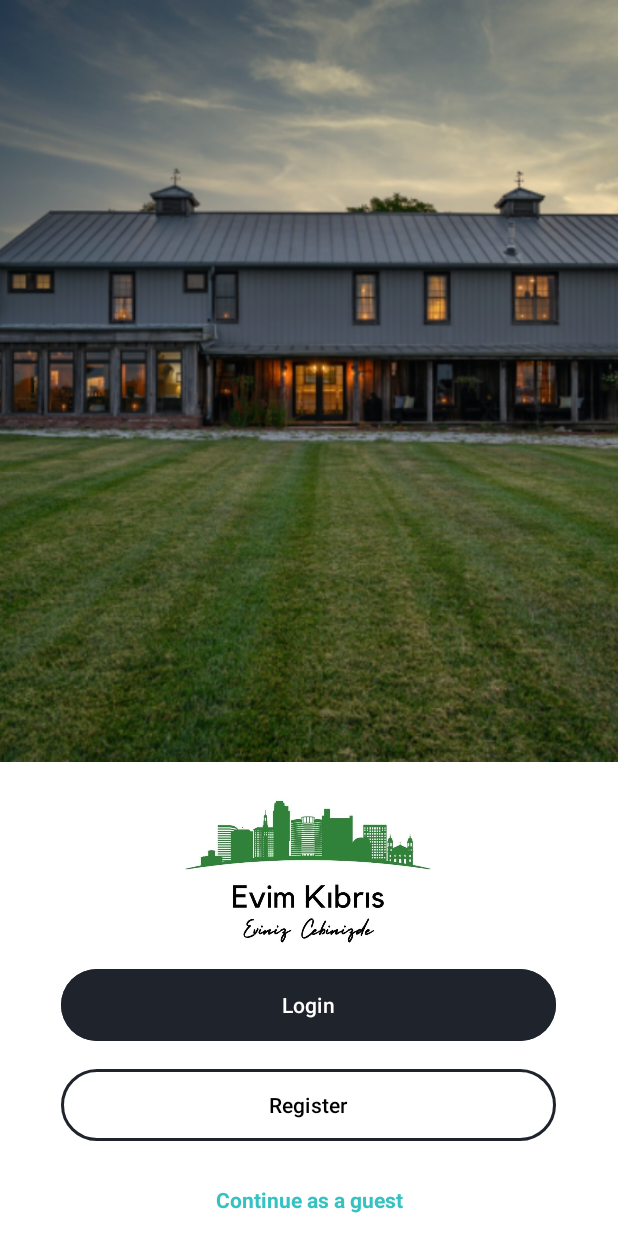
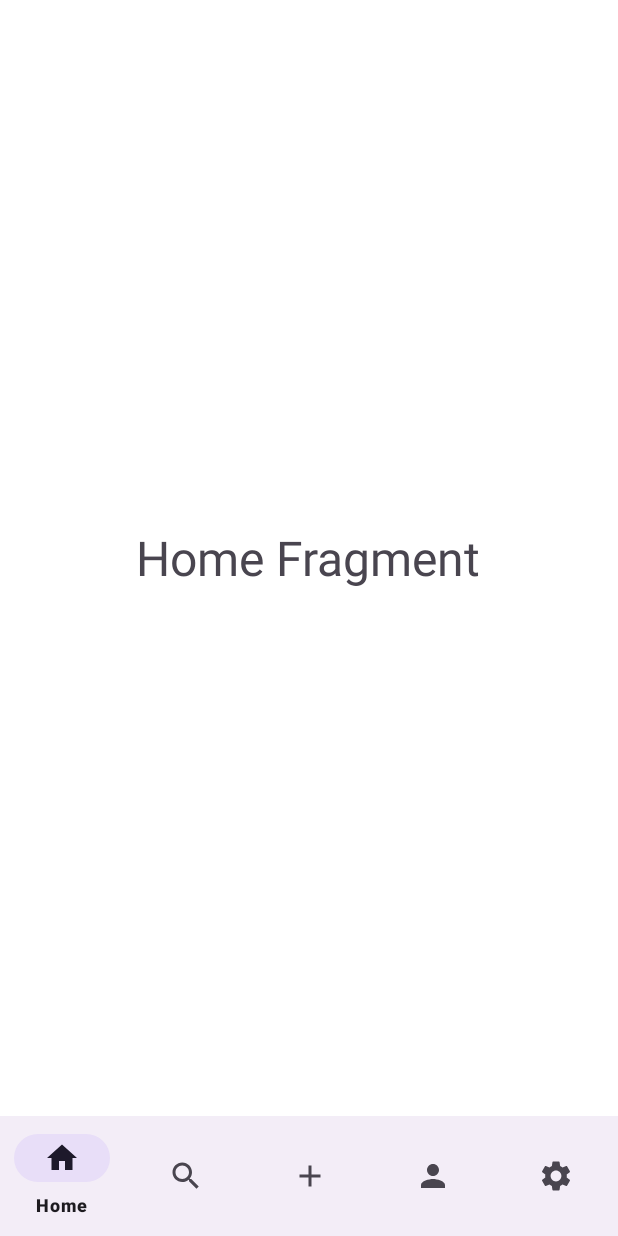
Before and after one commit to yusuf3337/MyApplication2, an Android app: the LoginPage screen opened directly, with no data from a screen before it, after a tap on an icon or button, on a phone screen of 412 x 824 dp. Run offline under Robolectric (Android 15) with nearby library versions, the phone set to English and light mode, and no system bars.

```diff
--- a/app/build.gradle.kts
+++ b/app/build.gradle.kts
@@ -53,6 +53,7 @@ dependencies {
     implementation("androidx.constraintlayout:constraintlayout:2.1.4")
     implementation("pl.droidsonroids.gif:android-gif-drawable:1.2.27")
     implementation("com.google.android.material:material:1.0.0-beta01")
+    implementation("androidx.viewpager2:viewpager2:1.0.0")
     testImplementation("junit:junit:4.13.2")
     androidTestImplementation("androidx.test.ext:junit:1.1.5")
     androidTestImplementation("androidx.test.espresso:espresso-core:3.5.1")
@@ -71,5 +72,4 @@ dependencies {
     implementation ("com.onesignal:OneSignal:[5.0.0, 5.99.99]")
     implementation("com.squareup.picasso:picasso:2.8")
 
-
 }
--- /dev/null
+++ b/app/src/main/java/com/example/myapplication/HomeScreen.kt
@@ -0,0 +1,49 @@
+package com.example.myapplication
+
+import androidx.appcompat.app.AppCompatActivity
+import android.os.Bundle
+import androidx.fragment.app.Fragment
+import com.example.myapplication.databinding.ActivityHomeScreenBinding
+
+class HomeScreen : AppCompatActivity() {
+
+    private lateinit var binding: ActivityHomeScreenBinding
+    override fun onCreate(savedInstanceState: Bundle?) {
+        super.onCreate(savedInstanceState)
+        binding = ActivityHomeScreenBinding.inflate(layoutInflater)
+        setContentView(binding.root)
+        replaceFragment(Home())
+
+        binding.bottomNavigationView.setOnItemReselectedListener {
+
+            when(it.itemId){
+
+                R.id.Home -> replaceFragment(Home())
+                R.id.Search -> replaceFragment(Search())
+                 R.id.Add -> replaceFragment(Add())
+                R.id.Profile -> replaceFragment(Profile())
+                R.id.Settings -> replaceFragment(Settings())
+
+                else ->{
+
+                }
+
+            }
+
+            true
+
+        }
+
+
+    }
+
+    private fun replaceFragment(fragment: Fragment){
+
+        val fragmentManager = supportFragmentManager
+        val fragmentTransaction = fragmentManager.beginTransaction()
+        fragmentTransaction.replace(R.id.frame_layout,fragment)
+        fragmentTransaction.commit()
+
+
+    }
+}
--- a/app/src/main/java/com/example/myapplication/loginScreen/LoginPage.kt
+++ b/app/src/main/java/com/example/myapplication/loginScreen/LoginPage.kt
@@ -5,9 +5,8 @@ import androidx.appcompat.app.AppCompatActivity
 import android.os.Bundle
 import android.view.View
 import android.widget.TextView
-import com.example.myapplication.Home
+import com.example.myapplication.HomeScreen
 import com.example.myapplication.R
-import com.example.myapplication.menu.LoginMenu
 import com.example.myapplication.passwordScreen.ForgotPassword
 import com.example.myapplication.registerScreen.RegisterPage
 
@@ -41,7 +40,7 @@ class LoginPage : AppCompatActivity() {
     }
 
     fun goMenu(view: View) {
-        val intent = Intent(this, LoginMenu::class.java)
+        val intent = Intent(this@LoginPage,HomeScreen::class.java)
         startActivity(intent)
         finish()
     }
--- a/app/src/main/java/com/example/myapplication/menu/LoginMenu.kt
+++ /dev/null
@@ -1,16 +0,0 @@
-package com.example.myapplication.menu
-
-import androidx.appcompat.app.AppCompatActivity
-import android.os.Bundle
-import com.example.myapplication.R
-import com.example.myapplication.databinding.ActivityMainBinding
-
-class LoginMenu : AppCompatActivity() {
-
-    private lateinit var binding: ActivityMainBinding
-    override fun onCreate(savedInstanceState: Bundle?) {
-        super.onCreate(savedInstanceState)
-        binding = ActivityMainBinding.inflate(layoutInflater)
-        setContentView(binding.root)
-    }
-}
--- /dev/null
+++ b/app/src/main/res/layout/activity_home_screen.xml
@@ -0,0 +1,30 @@
+<?xml version="1.0" encoding="utf-8" ?>
+<androidx.constraintlayout.widget.ConstraintLayout
+    xmlns:android="http://schemas.android.com/apk/res/android"
+    xmlns:app="http://schemas.android.com/apk/res-auto"
+    xmlns:tools="http://schemas.android.com/tools"
+    android:layout_width="match_parent"
+    android:layout_height="match_parent"
+    tools:context=".HomeScreen">
+
+
+    <FrameLayout
+        android:id="@+id/frame_layout"
+        android:layout_width="0dp"
+        android:layout_height="0dp"
+        app:layout_constraintBottom_toTopOf="@+id/bottomNavigationView"
+        app:layout_constraintEnd_toEndOf="parent"
+        app:layout_constraintStart_toStartOf="parent"
+        app:layout_constraintTop_toTopOf="parent">
+
+    </FrameLayout>
+
+    <com.google.android.material.bottomnavigation.BottomNavigationView
+        android:id="@+id/bottomNavigationView"
+        android:layout_width="0dp"
+        android:layout_height="wrap_content"
+        app:layout_constraintBottom_toBottomOf="parent"
+        app:layout_constraintEnd_toEndOf="parent"
+        app:layout_constraintStart_toStartOf="parent"
+        app:menu="@menu/bottom_nav"/>
+</androidx.constraintlayout.widget.ConstraintLayout>
--- a/app/src/main/res/layout/fragment_home.xml
+++ b/app/src/main/res/layout/fragment_home.xml
@@ -1,5 +1,6 @@
 <?xml version="1.0" encoding="utf-8"?>
-<FrameLayout xmlns:android="http://schemas.android.com/apk/res/android"
+<FrameLayout
+    xmlns:android="http://schemas.android.com/apk/res/android"
     xmlns:tools="http://schemas.android.com/tools"
     android:layout_width="match_parent"
     android:layout_height="match_parent"
```
Also changed, not shown: app/src/main/AndroidManifest.xml (+6 -4 lines), app/src/main/res/layout/activity_login_menu.xml (deleted, +0 -137 lines).
